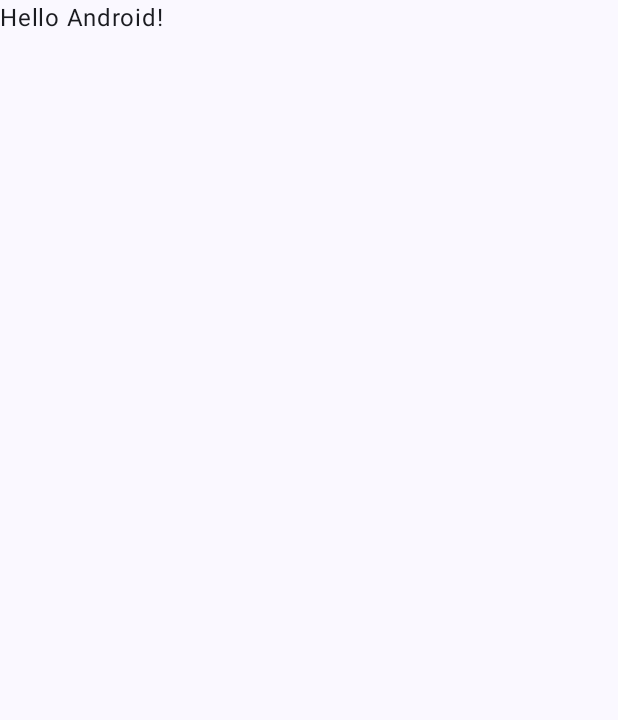
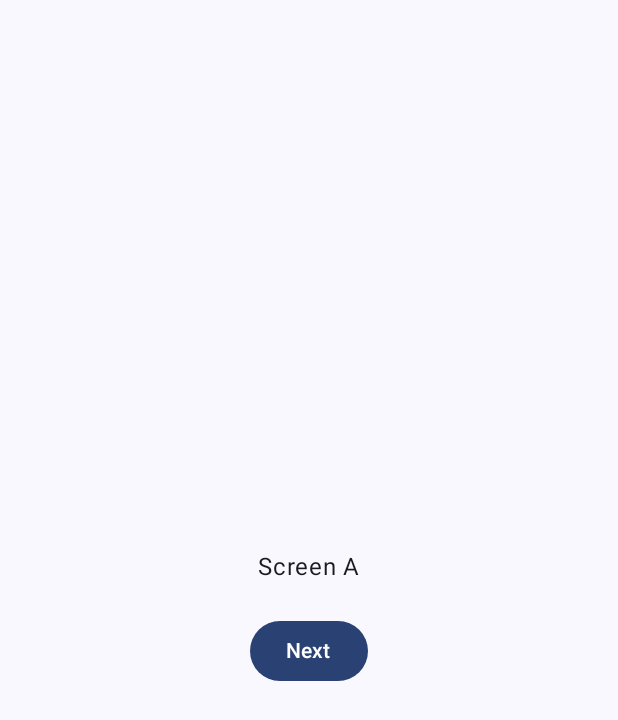
Before and after one commit to mrashidcit/NavigationInCompose, an Android app built with Jetpack Compose: the screen it shows after launch (MainActivity), on a phone screen of 412 x 824 dp. Before the commit the part shown is almost empty. Shown: the top 720 px of the screen. Run offline under Robolectric (Android 15) with nearby library versions, the phone set to English and light mode, and no system bars.

Commit message:
lect-02: Complete Navigation between two screens

```diff
--- a/app/src/main/java/com/rashid/saleem/navigationincompose/MainActivity.kt
+++ b/app/src/main/java/com/rashid/saleem/navigationincompose/MainActivity.kt
@@ -4,6 +4,7 @@ import android.os.Bundle
 import androidx.activity.ComponentActivity
 import androidx.activity.compose.setContent
 import androidx.activity.enableEdgeToEdge
+import androidx.compose.foundation.layout.Box
 import androidx.compose.foundation.layout.fillMaxSize
 import androidx.compose.foundation.layout.padding
 import androidx.compose.material3.Scaffold
@@ -11,6 +12,11 @@ import androidx.compose.material3.Text
 import androidx.compose.runtime.Composable
 import androidx.compose.ui.Modifier
 import androidx.compose.ui.tooling.preview.Preview
+import androidx.navigation.compose.NavHost
+import androidx.navigation.compose.composable
+import androidx.navigation.compose.rememberNavController
+import com.rashid.saleem.navigationincompose.screenA.ScreenA
+import com.rashid.saleem.navigationincompose.screenB.ScreenB
 import com.rashid.saleem.navigationincompose.ui.theme.NavigationInComposeTheme
 
 class MainActivity : ComponentActivity() {
@@ -20,28 +26,38 @@ class MainActivity : ComponentActivity() {
         setContent {
             NavigationInComposeTheme {
                 Scaffold(modifier = Modifier.fillMaxSize()) { innerPadding ->
-                    Greeting(
-                        name = "Android",
+
+                    Box (
                         modifier = Modifier.padding(innerPadding)
-                    )
+                    ) {
+                        val navController = rememberNavController()
+
+                        NavHost(
+                            navController = navController,
+                            startDestination = Routes.ScreenA
+                        ) {
+
+                            composable<Routes.ScreenA> {
+                                ScreenA(
+                                    navigateNext = { route ->
+                                        navController.navigate(route)
+                                    }
+                                )
+                            }
+
+                            composable<Routes.ScreenB> {
+                                ScreenB(
+                                    navigateBack = {
+                                        navController.navigateUp()
+                                    }
+                                )
+                            }
+
+                        }
+
+                    }
                 }
             }
         }
     }
 }
-
-@Composable
-fun Greeting(name: String, modifier: Modifier = Modifier) {
-    Text(
-        text = "Hello $name!",
-        modifier = modifier
-    )
-}
-
-@Preview(showBackground = true)
-@Composable
-fun GreetingPreview() {
-    NavigationInComposeTheme {
-        Greeting("Android")
-    }
-}
--- /dev/null
+++ b/app/src/main/java/com/rashid/saleem/navigationincompose/Routes.kt
@@ -0,0 +1,14 @@
+package com.rashid.saleem.navigationincompose
+
+import kotlinx.serialization.Serializable
+
+sealed class Routes {
+
+    @Serializable
+    data object ScreenA: Routes()
+
+    @Serializable
+    data object ScreenB: Routes()
+
+
+}
--- /dev/null
+++ b/app/src/main/java/com/rashid/saleem/navigationincompose/screenA/ScreenA.kt
@@ -0,0 +1,43 @@
+package com.rashid.saleem.navigationincompose.screenA
+
+import androidx.compose.foundation.layout.Arrangement
+import androidx.compose.foundation.layout.Box
+import androidx.compose.foundation.layout.Column
+import androidx.compose.foundation.layout.Spacer
+import androidx.compose.foundation.layout.fillMaxSize
+import androidx.compose.foundation.layout.height
+import androidx.compose.material3.Button
+import androidx.compose.material3.Text
+import androidx.compose.runtime.Composable
+import androidx.compose.ui.Alignment
+import androidx.compose.ui.Modifier
+import androidx.compose.ui.unit.dp
+import com.rashid.saleem.navigationincompose.Routes
+
+@Composable
+fun ScreenA(
+    navigateNext: (Routes) -> Unit
+) {
+
+    Column(
+        modifier = Modifier.fillMaxSize(),
+        verticalArrangement = Arrangement.Center,
+        horizontalAlignment = Alignment.CenterHorizontally
+    ) {
+
+        Text(
+            text = "Screen A",
+        )
+        Spacer(modifier = Modifier.height(20.dp))
+        Button(
+            onClick = {
+                navigateNext(Routes.ScreenB)
+            }
+        ) {
+            Text("Next")
+        }
+
+
+    }
+
+}
```
Also changed, not shown: app/src/main/java/com/rashid/saleem/navigationincompose/screenB/ScreenB.kt (added, +41 -0 lines).
